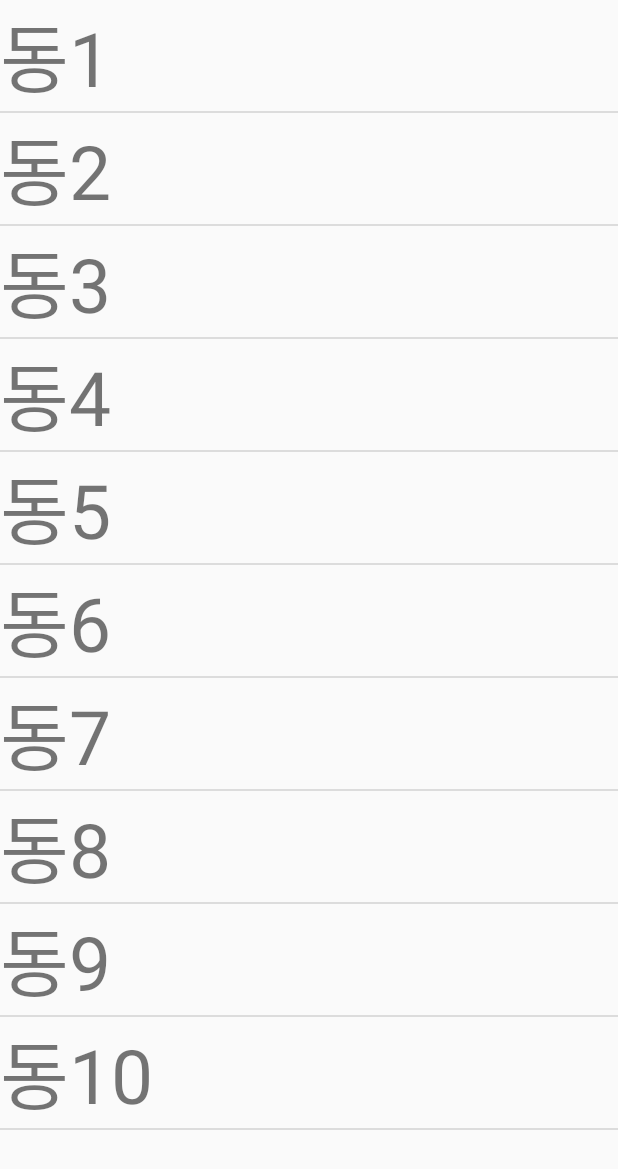
After one commit to wjehd9/stamp-seoulmoon, an Android app: the Three1Activity screen opened directly, with no data from a screen before it, on a phone screen of 412 x 824 dp. The commit adds this screen. Shown: the top 1169 px of the screen. Run offline under Robolectric (Android 15) with nearby library versions, the phone set to English and light mode, and no system bars.

Commit message:
9.10
9.10

```diff
--- a/Stamp/app/src/main/AndroidManifest.xml
+++ b/Stamp/app/src/main/AndroidManifest.xml
@@ -18,6 +18,10 @@
         </activity>
 
         <activity android:name=".TwoActivity"></activity>
+        <activity android:name=".Three1Activity"></activity>
+        <activity android:name=".Three2Activity"></activity>
+        <activity android:name=".Three3Activity"></activity>
+        <activity android:name=".Three4Activity"></activity>
         <activity android:name=".FiveActivity"></activity>
     </application>
 </manifest>
--- /dev/null
+++ b/Stamp/app/src/main/java/com/seoulmoon/stamp/Three1Activity.java
@@ -0,0 +1,71 @@
+package com.seoulmoon.stamp;
+
+import android.content.Context;
+import android.content.Intent;
+import android.os.Bundle;
+import android.support.v7.app.AppCompatActivity;
+import android.view.View;
+import android.view.ViewGroup;
+import android.widget.AdapterView;
+import android.widget.BaseAdapter;
+import android.widget.Button;
+import android.widget.ListView;
+import android.widget.TextView;
+
+public class Three1Activity extends AppCompatActivity {
+
+    ListView listView2;
+
+    @Override
+    protected void onCreate(Bundle savedInstanceState) {
+        super.onCreate(savedInstanceState);
+        setContentView(R.layout.activity_three1);
+
+        listView2 = (ListView) findViewById(R.id.listview2);
+
+        Adaptor2 adaptor2 = new Adaptor2(this);
+        listView2.setAdapter(adaptor2);
+
+        listView2.setOnItemClickListener(new AdapterView.OnItemClickListener() {
+            @Override
+            public void onItemClick(AdapterView<?> parent, View view, int position, long id) {
+                Object selection = (Object) parent.getItemAtPosition(position);
+            }
+        });
+    }
+}
+
+class Adaptor2 extends BaseAdapter {
+
+    public String[] names = {"동1", "동2", "동3", "동4", "동5", "동6", "동7", "동8", "동9", "동10"};
+
+    Context mContext;
+
+    public Adaptor2(Context context) {
+        mContext = context;
+    }
+
+    @Override
+    public int getCount() {
+        return names.length;
+    }
+
+    @Override
+    public Object getItem(int position) {
+        return names[position];
+    }
+
+    @Override
+    public long getItemId(int position) {
+        return position;
+    }
+
+    @Override
+    public View getView(int position, View convertView, ViewGroup parent) {
+        TextView view = new TextView(mContext);
+        view.setText(names[position]);
+        view.setTextSize(50);
+
+        return view;
+    }
+}
--- /dev/null
+++ b/Stamp/app/src/main/res/layout/activity_three1.xml
@@ -0,0 +1,14 @@
+<?xml version="1.0" encoding="utf-8"?>
+<android.support.constraint.ConstraintLayout xmlns:android="http://schemas.android.com/apk/res/android"
+    xmlns:app="http://schemas.android.com/apk/res-auto"
+    xmlns:tools="http://schemas.android.com/tools"
+    android:layout_width="match_parent"
+    android:layout_height="match_parent"
+    tools:context=".OneActivity">
+
+    <ListView
+        android:id="@+id/listview2"
+        android:layout_width="match_parent"
+        android:layout_height="match_parent"></ListView>
+
+</android.support.constraint.ConstraintLayout>
```
Also changed, not shown: Stamp/app/src/main/java/com/seoulmoon/stamp/Three2Activity.java (added, +69 -0 lines), Stamp/app/src/main/java/com/seoulmoon/stamp/Three3Activity.java (added, +69 -0 lines), Stamp/app/src/main/java/com/seoulmoon/stamp/Three4Activity.java (added, +69 -0 lines), Stamp/app/src/main/java/com/seoulmoon/stamp/TwoActivity.java (+27 -1 lines), Stamp/app/src/main/res/layout/activity_three2.xml (added, +14 -0 lines), Stamp/app/src/main/res/layout/activity_three3.xml (added, +14 -0 lines), Stamp/app/src/main/res/layout/activity_three4.xml (added, +14 -0 lines).
